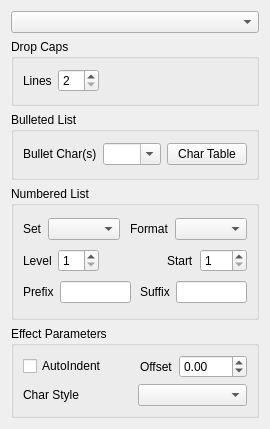
The window that scribus/ui/propertywidget_pareffectbase.ui (scribusproject/scribus) describes before a commit, drawn with Qt 5.
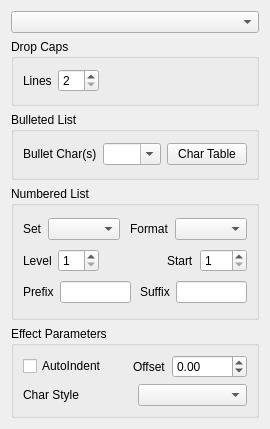
The same window after the commit. Custom widgets are drawn as their Qt base class.

Commit message: #11343: [FIX] max/min value of Paragraph Effect offset

```diff
--- a/scribus/ui/propertywidget_pareffectbase.ui
+++ b/scribus/ui/propertywidget_pareffectbase.ui
@@ -68,10 +68,10 @@
         <item>
          <widget class="ScrSpinBox" name="peOffset_">
           <property name="minimum">
-           <double>-999.990000000000009</double>
+           <double>-3000.000000000000000</double>
           </property>
           <property name="maximum">
-           <double>999.990000000000009</double>
+           <double>3000.000000000000000</double>
           </property>
          </widget>
         </item>
```
The commit also changes 1 other file.
